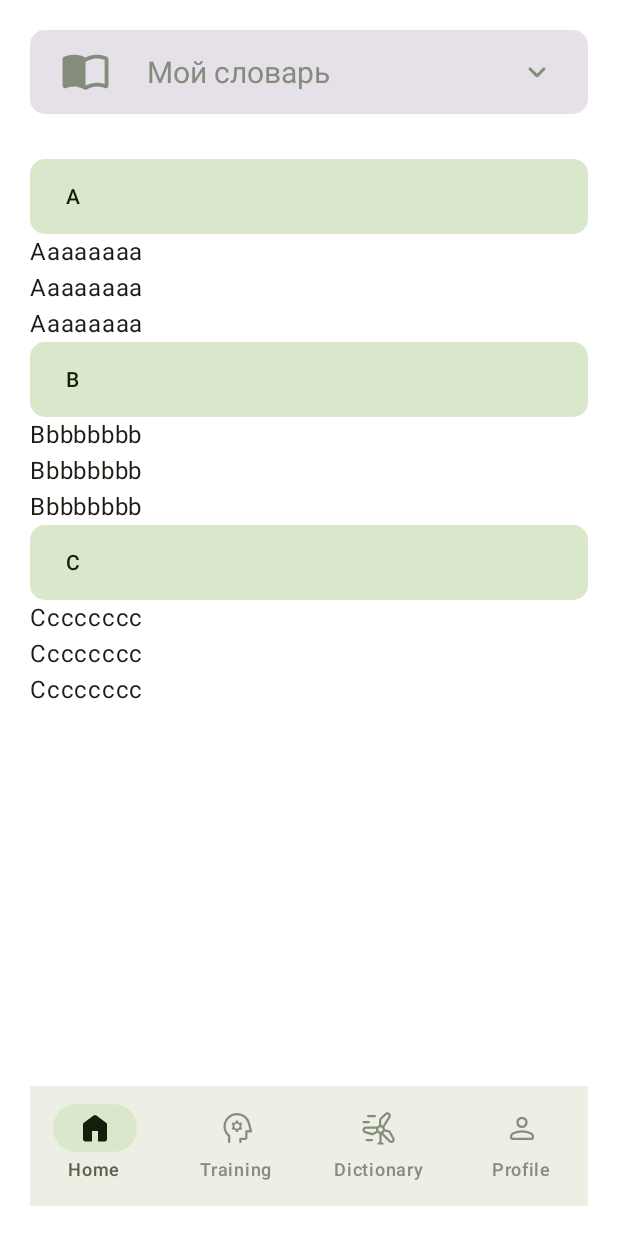
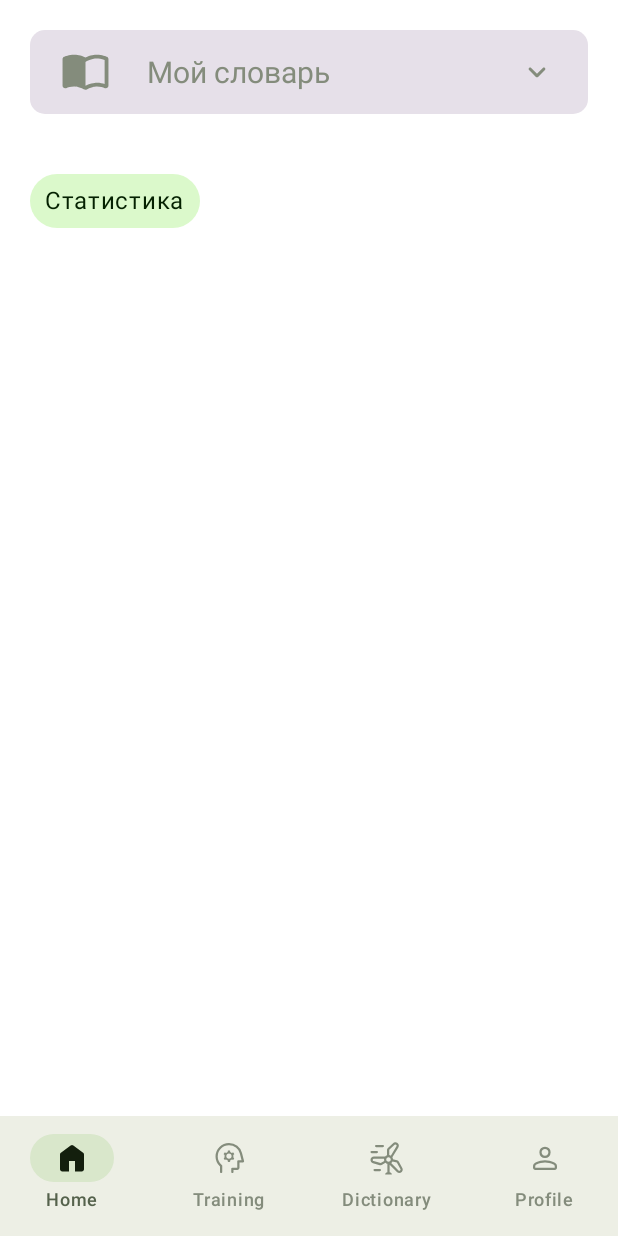
Before and after one commit to norphyra/EnglishWords, an Android app built with Jetpack Compose: the screen it shows after launch (MainActivity), on a phone screen of 412 x 824 dp. Run offline under Robolectric (Android 15) with nearby library versions, the phone set to English and light mode, and no system bars; our stand-ins replace Dagger/Hilt's generated code; 1 statement that could not run was skipped.

Commit message:
Add list of words, calculate paddings and title "statistics" in DictionaryScreen

```diff
--- a/app/src/main/java/com/example/englishwordspetproject/App.kt
+++ b/app/src/main/java/com/example/englishwordspetproject/App.kt
@@ -15,7 +15,3 @@ class App: Application() {
         appComponent = DaggerAppComponent.create()
     }
 }
-
-
-@Composable
-fun Int.pxToDp () = with(LocalDensity.current) { this@pxToDp.toDp() }
--- a/app/src/main/java/com/example/englishwordspetproject/MainActivity.kt
+++ b/app/src/main/java/com/example/englishwordspetproject/MainActivity.kt
@@ -85,17 +85,8 @@ fun MainScreen() {
 
     val context = LocalContext.current
 
-    val screenHeight = context.resources.displayMetrics.heightPixels
-    val screenWidth = context.resources.displayMetrics.widthPixels
 
-    val mainColumnModifier = if (screenWidth + screenHeight > 4560) {
-        Modifier.padding(start = 60.dp, end = 60.dp, top = 60.dp, bottom = 60.dp)
-    } else {
-        Modifier.padding(20.dp)
-    }
-
-    Scaffold(bottomBar = { BottomAppBar(navController = navController)},
-    modifier = mainColumnModifier) {
+    Scaffold(bottomBar = { BottomAppBar(navController = navController)}) {
         NavHost(navController = navController, startDestination = Screen.DictionaryScreen.route,
             modifier = Modifier.padding(it)) {
             composable(Screen.HomeScreen.route) { HomeScreen() }
--- a/app/src/main/java/com/example/englishwordspetproject/data/viewModels/DictionaryViewModel.kt
+++ b/app/src/main/java/com/example/englishwordspetproject/data/viewModels/DictionaryViewModel.kt
@@ -1,6 +1,9 @@
 package com.example.englishwordspetproject.data.viewModels
 
 import androidx.annotation.StringRes
+import androidx.compose.material3.ExperimentalMaterial3Api
+import androidx.compose.material3.SheetState
+import androidx.compose.material3.rememberModalBottomSheetState
 import com.example.englishwordspetproject.R
 import kotlinx.coroutines.flow.MutableStateFlow
 import kotlinx.coroutines.flow.StateFlow
@@ -12,6 +15,9 @@ class DictionaryViewModel: BaseViewModel() {
 
     private val _expanded= MutableStateFlow(false)
     public val expanded: StateFlow<Boolean> = _expanded
+
+    @OptIn(ExperimentalMaterial3Api::class)
+    public var sheetState: SheetState = SheetState(true)
 
     open public fun selectItem(item: Section) {
         _selectedItem.value = item
--- a/app/src/main/java/com/example/englishwordspetproject/screens/DictionaryScreen.kt
+++ b/app/src/main/java/com/example/englishwordspetproject/screens/DictionaryScreen.kt
@@ -1,30 +1,23 @@
 package com.example.englishwordspetproject.screens
 
-import androidx.compose.foundation.background
 import androidx.compose.foundation.clickable
 import androidx.compose.foundation.layout.Arrangement
 import androidx.compose.foundation.layout.Box
-import androidx.compose.foundation.layout.BoxWithConstraints
 import androidx.compose.foundation.layout.Column
 import androidx.compose.foundation.layout.Row
-import androidx.compose.foundation.layout.fillMaxHeight
 import androidx.compose.foundation.layout.fillMaxSize
 import androidx.compose.foundation.layout.fillMaxWidth
 import androidx.compose.foundation.layout.height
-import androidx.compose.foundation.layout.heightIn
 import androidx.compose.foundation.layout.padding
 import androidx.compose.foundation.layout.size
 import androidx.compose.foundation.layout.width
-import androidx.compose.foundation.layout.widthIn
 import androidx.compose.foundation.layout.wrapContentHeight
-import androidx.compose.foundation.layout.wrapContentWidth
 import androidx.compose.foundation.lazy.LazyColumn
 import androidx.compose.foundation.lazy.items
 import androidx.compose.foundation.shape.RoundedCornerShape
 import androidx.compose.material.icons.Icons
 import androidx.compose.material.icons.rounded.ExpandMore
 import androidx.compose.material3.ButtonDefaults
-import androidx.compose.material3.ButtonElevation
 import androidx.compose.material3.Divider
 import androidx.compose.material3.ExperimentalMaterial3Api
 import androidx.compose.material3.FilledTonalButton
@@ -36,7 +29,6 @@ import androidx.compose.material3.Text
 import androidx.compose.material3.TextButton
 import androidx.compose.material3.TextField
 import androidx.compose.material3.TextFieldDefaults
-import androidx.compose.material3.rememberModalBottomSheetState
 import androidx.compose.runtime.Composable
 import androidx.compose.runtime.collectAsState
 import androidx.compose.runtime.getValue
@@ -44,14 +36,13 @@ import androidx.compose.runtime.mutableStateOf
 import androidx.compose.runtime.saveable.rememberSaveable
 import androidx.compose.runtime.setValue
 import androidx.compose.ui.Alignment
+import androidx.compose.ui.Alignment.Companion.Start
 import androidx.compose.ui.Modifier
-import androidx.compose.ui.draw.shadow
 import androidx.compose.ui.graphics.Color
 import androidx.compose.ui.platform.LocalContext
 import androidx.compose.ui.res.painterResource
 import androidx.compose.ui.res.stringResource
 import androidx.compose.ui.text.TextStyle
-import androidx.compose.ui.text.font.FontWeight
 import androidx.compose.ui.text.style.TextAlign
 import androidx.compose.ui.tooling.preview.Devices
 import androidx.compose.ui.tooling.preview.Preview
@@ -59,35 +50,34 @@ import androidx.compose.ui.unit.dp
 import androidx.compose.ui.unit.sp
 import androidx.lifecycle.viewmodel.compose.viewModel
 import com.example.englishwordspetproject.R
+import com.example.englishwordspetproject.data.viewModels.DictionaryViewModel
 import com.example.englishwordspetproject.data.viewModels.LanguageViewModel
-import com.example.englishwordspetproject.data.viewModels.BaseViewModel
-import com.example.englishwordspetproject.data.viewModels.DictionaryViewModel
-import com.example.englishwordspetproject.data.viewModels.Section
 import com.example.englishwordspetproject.data.viewModels.sections
 import com.example.englishwordspetproject.data.viewModels.wordsMap
-import com.example.englishwordspetproject.piechart.PieChart
-import com.example.englishwordspetproject.piechart.PieChartInput
+import com.example.englishwordspetproject.utils.CalculatePaddings
 
-@OptIn(ExperimentalMaterial3Api::class)
+
 @Composable
 fun DictionaryScreen(dictionaryViewModel: DictionaryViewModel = viewModel()) {
 
     val context = LocalContext.current
 
     val selectedItem by dictionaryViewModel.selectedItem.collectAsState()
-    var expanded by rememberSaveable {
-        mutableStateOf(false)
-    }
+    val expanded by dictionaryViewModel.expanded.collectAsState()
 
-    val sheetState = rememberModalBottomSheetState()
+    //val sheetState = rememberModalBottomSheetState()
+
+    val screenHeight = context.resources.displayMetrics.heightPixels
+    val screenWidth = context.resources.displayMetrics.widthPixels
 
     Box(modifier = Modifier
         .fillMaxSize(),
         contentAlignment = Alignment.Center
     ) {
         Column(
-            modifier = Modifier
-                .fillMaxSize()
+            modifier = CalculatePaddings(screenHeight, screenWidth)
+                .fillMaxSize(),
+            horizontalAlignment = Start
         ) {
             TextField(value = stringResource(id = selectedItem.sectionName),
                 onValueChange = {},
@@ -101,54 +91,55 @@ fun DictionaryScreen(dictionaryViewModel: DictionaryViewModel = viewModel()) {
                     modifier = Modifier
                         .padding(end = 20.dp)
                         .size(24.dp)
-                        .clickable { expanded = !expanded })},
+                        .clickable { dictionaryViewModel.isExpand(!expanded) })},
                 modifier = Modifier
-                    .align(Alignment.Start)
+                    .align(Start)
                     .width(420.dp),
                 shape = RoundedCornerShape(10.dp),
                 colors = TextFieldDefaults.colors(focusedIndicatorColor = Color.Transparent, unfocusedIndicatorColor = Color.Transparent))
 
-            LazyColumn(modifier = Modifier
-                .fillMaxWidth()
-                .padding(top = 30.dp)) {
-                items(wordsMap.keys.toList()) {
+            //DictionaryWordsList()
 
-                    FilledTonalButton(
-                        onClick = { /*TODO*/ },
-                        modifier = Modifier
-                            .fillMaxWidth()
-                            .height(50.dp),
-                        shape  = RoundedCornerShape(10.dp)
+            Surface(shape = RoundedCornerShape(20.dp),
+                color = MaterialTheme.colorScheme.primaryContainer.copy(alpha = 0.5f),
+                modifier = Modifier.padding(top = 40.dp)
             ) {
-                        Text(text = it, textAlign = TextAlign.Start,
-                        modifier = Modifier.fillMaxWidth())
-                    }
-
-                    wordsMap[it]?.forEach { word ->
-                        Text(text = word)
-                    }
-                }
+                Text(text = stringResource(id = R.string.dictionary_statistics),
+                modifier = Modifier.align(Start)
+                    .padding(top = 6.dp, bottom = 6.dp, start = 10.dp, end = 10.dp),
+                color = MaterialTheme.colorScheme.onPrimaryContainer)
             }
         }
     }
 
     if (expanded) {
-        ModalBottomSheet(onDismissRequest = {expanded = false},
-            sheetState = sheetState,
+        CustomModalBottomSheet(dictionaryViewModel = dictionaryViewModel)
+    }
+
+}
+
+@OptIn(ExperimentalMaterial3Api::class)
+@Composable
+private fun CustomModalBottomSheet(dictionaryViewModel: DictionaryViewModel) {
+    ModalBottomSheet(onDismissRequest = {dictionaryViewModel.isExpand(false)},
+        sheetState = dictionaryViewModel.sheetState,
         modifier = Modifier
-                .fillMaxHeight(0.4f)
             .fillMaxWidth()
     ) {
-            Box(modifier = Modifier.fillMaxSize(),
-                contentAlignment = Alignment.Center
+        Box(modifier = Modifier
+            .fillMaxSize(),
+            contentAlignment = Alignment.TopCenter
         ) {
             Surface(shape = RoundedCornerShape(20.dp),
                 modifier = Modifier
-                        .padding(top = 40.dp, start = 80.dp, end = 80.dp),
+                    .padding(top = 40.dp, start = 50.dp, end = 50.dp)
+                    .fillMaxSize(),
                 shadowElevation = 10.dp
             ) {
-                    Column(modifier = Modifier.fillMaxSize(),
-                        verticalArrangement = Arrangement.Center,
+                Column(modifier = Modifier
+                    .fillMaxSize()
+                    .padding(top = 20.dp),
+                    verticalArrangement = Arrangement.Top,
                     horizontalAlignment = Alignment.CenterHorizontally
                 ) {
                     sections.filter { it.sectionName != dictionaryViewModel.selectedItem.value.sectionName }
@@ -160,7 +151,7 @@ fun DictionaryScreen(dictionaryViewModel: DictionaryViewModel = viewModel()) {
                             ) {
                                 FilledTonalButton(onClick = {
                                     dictionaryViewModel.selectItem(it)
-                                        expanded = false },
+                                    dictionaryViewModel.isExpand(false) },
                                     shape = RoundedCornerShape(10.dp)
                                 ) {
                                     Text(text = stringResource(id = it.sectionName),
@@ -175,10 +166,46 @@ fun DictionaryScreen(dictionaryViewModel: DictionaryViewModel = viewModel()) {
     }
 }
 
+@Composable
+private fun DictionaryWordsList() {
+    LazyColumn(
+        modifier = Modifier
+            .fillMaxWidth()
+            .padding(top = 30.dp)
+    ) {
+        items(wordsMap.keys.toList()) {
+
+            FilledTonalButton(
+                onClick = { /*TODO*/ },
+                modifier = Modifier
+                    .fillMaxWidth()
+                    .height(50.dp),
+                shape = RoundedCornerShape(10.dp),
+                elevation = ButtonDefaults.buttonElevation(4.dp)
+            ) {
+                Text(
+                    text = it, textAlign = TextAlign.Start,
+                    modifier = Modifier.fillMaxWidth()
+                )
+            }
+
+            wordsMap[it]?.forEachIndexed { index, word ->
+                Row(
+                    horizontalArrangement = Arrangement.SpaceBetween,
+                    modifier = Modifier.padding(10.dp)
+                ) {
+                    Text(text = word)
+                }
+                if (index < (wordsMap[it]?.size?.minus(1) ?: 0)) {
+                    Divider()
+                }
+            }
+        }
+    }
 }
 
 @Composable
-fun expandedLanguageChooser(languageViewModel: LanguageViewModel) {
+fun ExpandedLanguageChooser(languageViewModel: LanguageViewModel) {
     val context = LocalContext.current
 
     val languages = mapOf("English" to R.drawable.usa_flag_icon, "Russian" to R.drawable.russian_flag_icon)
--- /dev/null
+++ b/app/src/main/java/com/example/englishwordspetproject/utils/UtilsForComposeScreen.kt
@@ -0,0 +1,30 @@
+package com.example.englishwordspetproject.utils
+
+import androidx.compose.foundation.layout.padding
+import androidx.compose.runtime.Composable
+import androidx.compose.ui.Modifier
+import androidx.compose.ui.platform.LocalDensity
+import androidx.compose.ui.unit.dp
+
+@Composable
+fun Int.pxToDp () = with(LocalDensity.current) { this@pxToDp.toDp() }
+
+@Composable
+fun CalculatePaddings(screenHeight: Int, screenWidth: Int): Modifier {
+
+    var top = 20.dp
+    var bottom = 20.dp
+
+    var start = 20.dp
+    var end = 20.dp
+
+    if (screenWidth + screenHeight > 4560) {
+        top = (screenHeight / 20).pxToDp()
+        bottom = (screenHeight / 20).pxToDp()
+
+        start = (screenWidth / 6).pxToDp()
+        end = (screenWidth / 6).pxToDp()
+    }
+
+    return Modifier.padding(top = top, bottom = bottom, start = start, end = end)
+}
--- a/app/src/main/res/values/strings.xml
+++ b/app/src/main/res/values/strings.xml
@@ -7,4 +7,5 @@
 
     <string name="my_dictionary">Мой словарь</string>
     <string name="my_sets">Мои наборы</string>
+    <string name="dictionary_statistics">Статистика</string>
 </resources>
```
Lines whose indentation alone changed are shown as unchanged.
